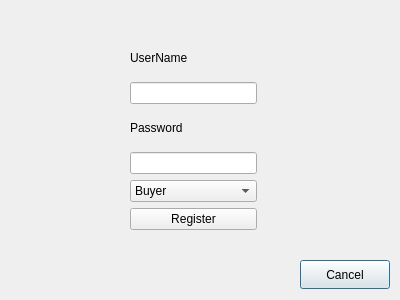
The window that RegisterWindow.ui (AndreiAlCohole/productShop) describes before a commit, drawn with Qt 5.
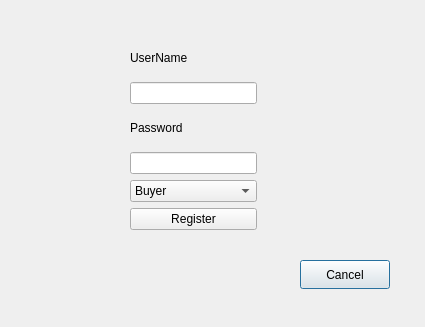
The same window after the commit.

```diff
--- a/RegisterWindow.ui
+++ b/RegisterWindow.ui
@@ -6,8 +6,8 @@
    <rect>
     <x>0</x>
     <y>0</y>
-    <width>400</width>
-    <height>300</height>
+    <width>425</width>
+    <height>327</height>
    </rect>
   </property>
   <property name="windowTitle">
@@ -26,7 +26,7 @@
     <string>Cancel</string>
    </property>
   </widget>
-  <widget class="QWidget" name="">
+  <widget class="QWidget" name="layoutWidget">
    <property name="geometry">
     <rect>
      <x>130</x>
```
